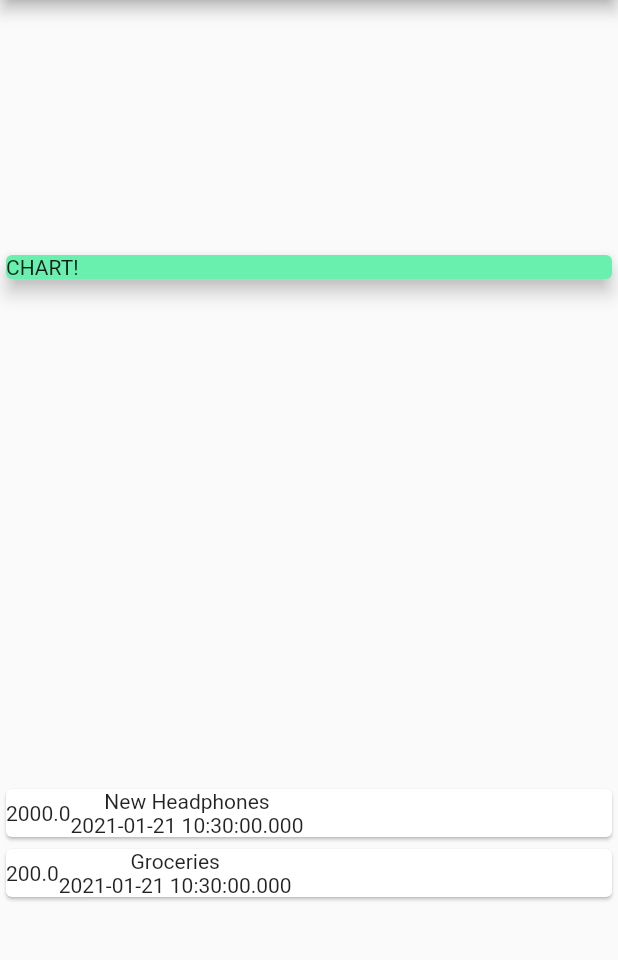
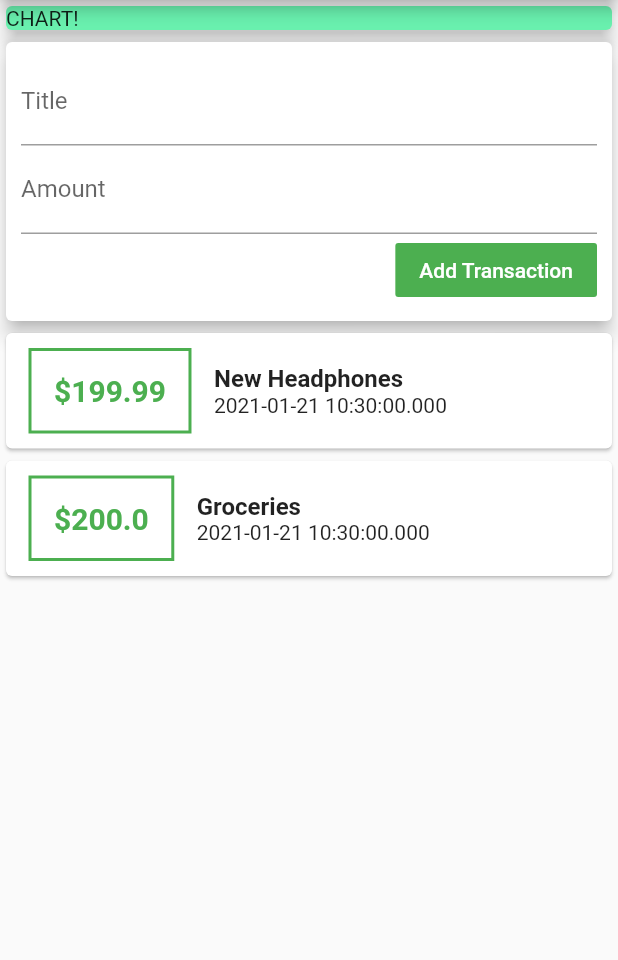
Before and after one commit to shahsamved/Personal-expenses-app, a Flutter app: the screen it shows after launch, on a phone screen of 412 x 824 dp, the part 84-1044 px from its top. Run offline on Flutter 3.47's test engine with Material 2 defaults, Android fonts, the phone set to English and light mode, and no system bars.

Commit message:
some layout changes and adding new transactions

```diff
--- a/lib/main.dart
+++ b/lib/main.dart
@@ -21,7 +21,7 @@ class MyHomePage extends StatelessWidget {
     Transaction(
       id: 't1',
       title: 'New Headphones',
-      amount: 2000,
+      amount: 199.99,
       date: DateTime.now(),
     ),
     Transaction(
@@ -32,6 +32,11 @@ class MyHomePage extends StatelessWidget {
     ),
   ];
 
+  // String title;
+  // String amount;
+  final titleController = TextEditingController();
+  final amountController = TextEditingController();
+
   @override
   Widget build(BuildContext context) {
     return Scaffold(
@@ -39,7 +44,7 @@ class MyHomePage extends StatelessWidget {
         title: Text('Expenses App'),
       ),
       body: Column(
-        mainAxisAlignment: MainAxisAlignment.spaceAround,
+        //mainAxisAlignment: MainAxisAlignment.spaceAround,
         crossAxisAlignment: CrossAxisAlignment.stretch,
         children: <Widget>[
           Container(
@@ -50,17 +55,67 @@ class MyHomePage extends StatelessWidget {
               elevation: 5,
             ),
           ),
+          Card(
+            elevation: 5,
+            child: Container(
+              padding: EdgeInsets.all(10),
+              child: Column(
+                crossAxisAlignment: CrossAxisAlignment.end,
+                children: <Widget>[
+                  TextField(
+                    decoration: InputDecoration(labelText: 'Title'),
+                    // onChanged: (v) {
+                    //   title = v;
+                    // },
+                  ),
+                  TextField(
+                    decoration: InputDecoration(labelText: 'Amount'),
+                    // onChanged: (v) {
+                    //   title = v;
+                    // },
+                  ),
+                  FlatButton(
+                    onPressed: () {},
+                    child: Text('Add Transaction'),
+                    textColor: Colors.white,
+                    color: Colors.green,
+                  )
+                ],
+              ),
+            ),
+          ),
           Column(
             children: transactions.map((tx) {
               return Card(
                 child: Row(
+                  //color:Colors.yellow;
                   children: <Widget>[
                     Container(
-                      child: Text(tx.amount.toString()),
+                      margin: EdgeInsets.symmetric(
+                        vertical: 10,
+                        horizontal: 15,
+                      ),
+                      decoration: BoxDecoration(
+                          border: Border.all(
+                        color: Colors.green,
+                        width: 2,
+                      )),
+                      padding: EdgeInsets.all(15),
+                      child: Text('\$${tx.amount}',
+                          style: TextStyle(
+                            fontWeight: FontWeight.bold,
+                            fontSize: 20,
+                            color: Colors.green,
+                          )),
                     ),
                     Column(
+                      crossAxisAlignment: CrossAxisAlignment.start,
                       children: <Widget>[
-                        Text(tx.title),
+                        Text(
+                          tx.title,
+                          style: TextStyle(
+                              fontSize: 16, fontWeight: FontWeight.bold),
+                        ),
                         Text(tx.date.toString()),
                       ],
                     )
```
Also changed, not shown: pubspec.lock.
